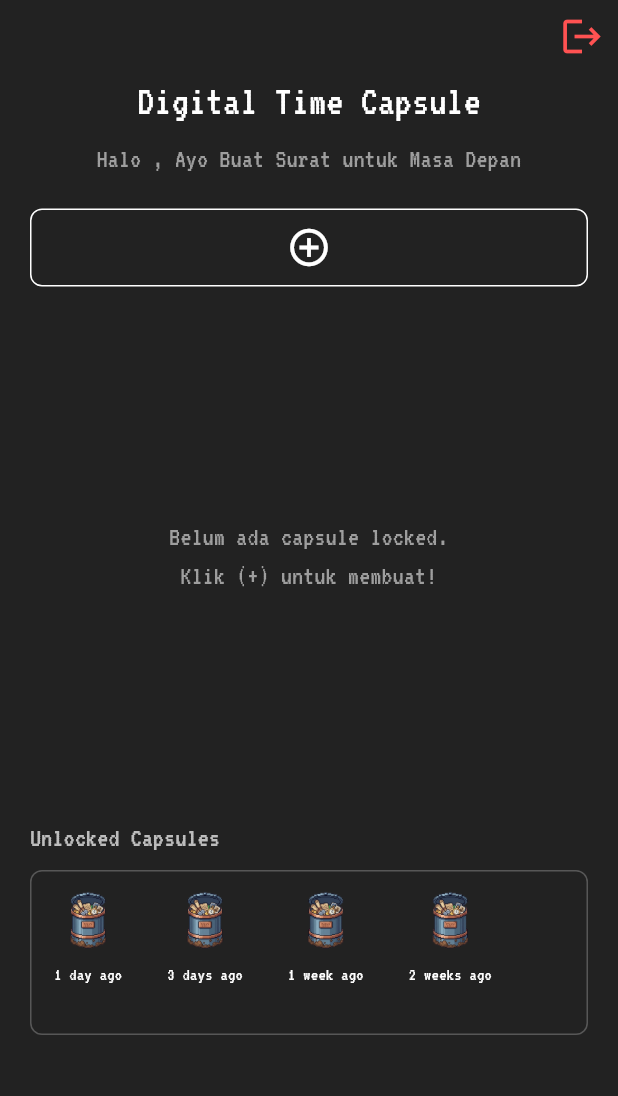
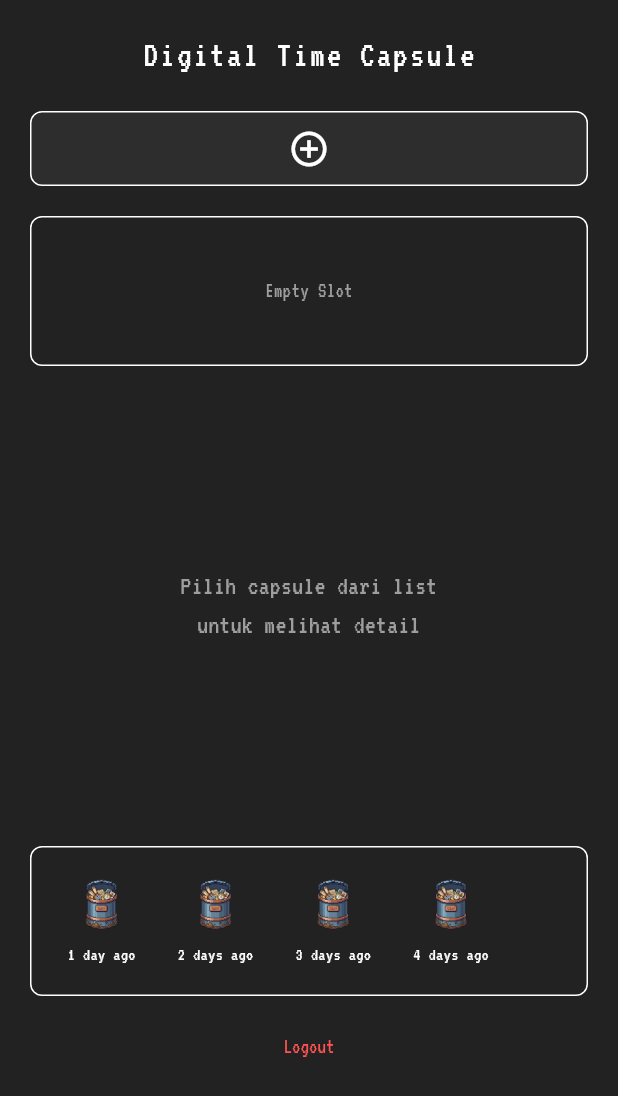
Before and after one commit to hafanza/digital_time_capsule, a Flutter app: the HomeScreen screen opened directly with empty values, on a phone screen of 412 x 824 dp. Shown: the top 1096 px of the screen. Run offline on Flutter 3.47's test engine with Material 3 defaults, Android fonts, the phone set to English and light mode, and no system bars.

Commit message:
home update

```diff
--- a/lib/home_screen.dart
+++ b/lib/home_screen.dart
@@ -1,6 +1,6 @@
 import 'create_capsule_screen.dart';
 import 'edit_capsule_screen.dart';
-import 'login_screen.dart'; // Import login untuk logout
+import 'login_screen.dart';
 import 'package:flutter/material.dart';
 
 class HomeScreen extends StatefulWidget {
@@ -13,45 +13,46 @@ class HomeScreen extends StatefulWidget {
 }
 
 class _HomeScreenState extends State<HomeScreen> {
-  final List<Map<String, String>> myCapsules = [];
+  // --- DATA DUMMY ---
+  // List Locked (Masa Depan) - Mulai kosong, nanti diisi via Add
+  final List<Map<String, String>> lockedCapsules = [];
 
+  // List Unlocked (Masa Lalu) - Data dummy sesuai request
   final List<Map<String, String>> unlockedHistory = [
-    {"time": "1 day ago", "image": "assets/asset6.png"},
-    {"time": "3 days ago", "image": "assets/asset6.png"},
-    {"time": "1 week ago", "image": "assets/asset6.png"},
-    {"time": "2 weeks ago", "image": "assets/asset6.png"},
+    {"time": "1 day ago", "image": "assets/asset6.png", "status": "Unlocked"},
+    {"time": "2 days ago", "image": "assets/asset6.png", "status": "Unlocked"},
+    {"time": "3 days ago", "image": "assets/asset6.png", "status": "Unlocked"},
+    {"time": "4 days ago", "image": "assets/asset6.png", "status": "Unlocked"},
   ];
+
+  // --- STATE SELECTION ---
+  // -1 artinya tidak ada yang dipilih
+  int _selectedLockedIndex = -1;
+  int _selectedUnlockedIndex = -1;
 
   @override
   Widget build(BuildContext context) {
-    String cleanName = widget.username.replaceAll('@', '');
-
     return Scaffold(
       backgroundColor: const Color(0xFF222222),
       body: SafeArea(
         child: SingleChildScrollView(
+          child: Padding(
+            padding: const EdgeInsets.all(20.0),
             child: Column(
               children: [
-              // --- TOMBOL LOGOUT ---
-              Align(
-                alignment: Alignment.topRight,
-                child: IconButton(
-                  icon: const Icon(Icons.logout, color: Colors.redAccent, size: 30),
-                  onPressed: () => _showLogoutDialog(context),
-                ),
-              ),
+                // 1. Header Title
                 const Text(
                   'Digital Time Capsule',
-                style: TextStyle(fontSize: 28, color: Colors.white, fontFamily: 'VT323'),
+                  style: TextStyle(
+                    fontSize: 24,
+                    color: Colors.white,
+                    fontFamily: 'VT323',
+                    letterSpacing: 1.5,
                   ),
-              const SizedBox(height: 5),
-              Text(
-                "Halo $cleanName, Ayo Buat Surat untuk Masa Depan",
-                textAlign: TextAlign.center,
-                style: const TextStyle(fontSize: 18, color: Colors.grey, fontFamily: 'VT323'),
                 ),
                 const SizedBox(height: 20),
 
+                // 2. Tombol Add (+) Besar
                 GestureDetector(
                   onTap: () async {
                     final result = await Navigator.push(
@@ -59,75 +60,307 @@ class _HomeScreenState extends State<HomeScreen> {
                       MaterialPageRoute(builder: (context) => const CreateCapsuleScreen()),
                     );
                     if (result != null) {
-                    setState(() { myCapsules.add(result); });
+                      setState(() {
+                        lockedCapsules.add(result);
+                        // Otomatis pilih item yang baru dibuat
+                        _selectedLockedIndex = lockedCapsules.length - 1;
+                        _selectedUnlockedIndex = -1; // Reset pilihan bawah
+                      });
                     }
                   },
                   child: Container(
-                  margin: const EdgeInsets.symmetric(horizontal: 20),
                     width: double.infinity,
-                  padding: const EdgeInsets.all(10),
+                    height: 50,
+                    decoration: BoxDecoration(
+                      color: const Color(0xFF2D2D2D),
+                      border: Border.all(color: Colors.white),
+                      borderRadius: BorderRadius.circular(8),
+                    ),
+                    child: const Center(
+                      child: Icon(Icons.add_circle_outline, color: Colors.white, size: 28),
+                    ),
+                  ),
+                ),
+
+                const SizedBox(height: 20),
+
+                // 3. List Atas: LOCKED CAPSULES
+                Container(
+                  height: 100,
+                  padding: const EdgeInsets.symmetric(vertical: 10),
                   decoration: BoxDecoration(
                     border: Border.all(color: Colors.white),
                     borderRadius: BorderRadius.circular(8),
                   ),
-                  child: const Icon(Icons.add_circle_outline, color: Colors.white, size: 30),
-                ),
-              ),
-
-              const SizedBox(height: 40),
-
-              if (myCapsules.length > 2)
-                const Padding(
-                  padding: EdgeInsets.only(bottom: 15),
-                  child: Text(
-                    "Geser untuk melihat koleksi",
-                    style: TextStyle(color: Colors.grey, fontFamily: 'VT323', fontSize: 14),
-                  ),
-                )
-              else
-                const SizedBox(height: 15),
-
-              SizedBox(
-                height: 250,
-                child: myCapsules.isEmpty
-                    ? Center(
-                  child: Text(
-                    "Belum ada capsule locked.\nKlik (+) untuk membuat!",
-                    textAlign: TextAlign.center,
-                    style: TextStyle(color: Colors.grey, fontFamily: 'VT323', fontSize: 18),
-                  ),
-                )
+                  child: lockedCapsules.isEmpty
+                      ? const Center(child: Text("Empty Slot", style: TextStyle(color: Colors.grey, fontFamily: 'VT323')))
                       : ListView.builder(
                     scrollDirection: Axis.horizontal,
-                  itemCount: myCapsules.length,
-                  padding: const EdgeInsets.symmetric(horizontal: 20),
+                    itemCount: lockedCapsules.length,
+                    padding: const EdgeInsets.symmetric(horizontal: 10),
                     itemBuilder: (context, index) {
-                    return _buildMainCapsuleCard(index);
+                      bool isSelected = _selectedLockedIndex == index;
+                      return GestureDetector(
+                        onTap: () {
+                          setState(() {
+                            _selectedLockedIndex = index;
+                            _selectedUnlockedIndex = -1; // Matikan seleksi bawah
+                          });
+                        },
+                        child: _buildSmallCapsuleItem(
+                            lockedCapsules[index],
+                            isSelected,
+                            "Locked"
+                        ),
+                      );
                     },
                   ),
                 ),
 
-              const SizedBox(height: 50),
-              _buildUnlockedHistoryList(),
                 const SizedBox(height: 20),
+
+                // 4. PREVIEW AREA (TENGAH)
+                SizedBox(
+                  height: 280, // Tinggi area preview
+                  child: _buildPreviewArea(),
+                ),
+
+                const SizedBox(height: 20),
+
+                // 5. List Bawah: UNLOCKED HISTORY
+                Container(
+                  height: 100,
+                  padding: const EdgeInsets.symmetric(vertical: 10),
+                  decoration: BoxDecoration(
+                    border: Border.all(color: Colors.white),
+                    borderRadius: BorderRadius.circular(8),
+                  ),
+                  child: ListView.builder(
+                    scrollDirection: Axis.horizontal,
+                    itemCount: unlockedHistory.length,
+                    padding: const EdgeInsets.symmetric(horizontal: 10),
+                    itemBuilder: (context, index) {
+                      bool isSelected = _selectedUnlockedIndex == index;
+                      return GestureDetector(
+                        onTap: () {
+                          setState(() {
+                            _selectedUnlockedIndex = index;
+                            _selectedLockedIndex = -1; // Matikan seleksi atas
+                          });
+                        },
+                        child: _buildSmallCapsuleItem(
+                            unlockedHistory[index],
+                            isSelected,
+                            "Unlocked" // Label bawah item
+                        ),
+                      );
+                    },
+                  ),
+                ),
+
+                // Tombol Logout Kecil di bawah (Opsional)
+                const SizedBox(height: 10),
+                TextButton(
+                  onPressed: () => _showLogoutDialog(context),
+                  child: const Text("Logout", style: TextStyle(color: Colors.redAccent, fontFamily: 'VT323')),
+                )
               ],
+            ),
           ),
         ),
       ),
     );
   }
 
-  // --- FUNGSI LOGOUT DIALOG ---
+  // --- WIDGET HELPER: Item Kecil di List Atas/Bawah ---
+  Widget _buildSmallCapsuleItem(Map<String, String> data, bool isSelected, String type) {
+    return Container(
+      margin: const EdgeInsets.symmetric(horizontal: 8),
+      padding: const EdgeInsets.all(5),
+      decoration: BoxDecoration(
+        color: isSelected ? const Color(0xFF444444) : Colors.transparent, // Highlight selection
+        border: isSelected ? Border.all(color: Colors.white) : Border.all(color: Colors.transparent),
+        borderRadius: BorderRadius.circular(8),
+      ),
+      child: Column(
+        mainAxisAlignment: MainAxisAlignment.center,
+        children: [
+          Image.asset(data['image'] ?? 'assets/asset6.png', width: 40),
+          const SizedBox(height: 5),
+          Text(
+            data['time'] ?? '?',
+            style: const TextStyle(color: Colors.white, fontSize: 12, fontFamily: 'VT323'),
+          ),
+        ],
+      ),
+    );
+  }
+
+  // --- WIDGET HELPER: Area Preview Tengah ---
+  Widget _buildPreviewArea() {
+    // 1. Tentukan data mana yang mau ditampilkan
+    Map<String, String>? activeData;
+    bool isLocked = false;
+    int activeIndex = -1;
+
+    if (_selectedLockedIndex != -1 && lockedCapsules.isNotEmpty) {
+      activeData = lockedCapsules[_selectedLockedIndex];
+      isLocked = true;
+      activeIndex = _selectedLockedIndex;
+    } else if (_selectedUnlockedIndex != -1 && unlockedHistory.isNotEmpty) {
+      activeData = unlockedHistory[_selectedUnlockedIndex];
+      isLocked = false;
+      activeIndex = _selectedUnlockedIndex;
+    }
+
+    // 2. Jika belum ada yang dipilih
+    if (activeData == null) {
+      return const Center(
+        child: Text(
+          "Pilih capsule dari list\nuntuk melihat detail",
+          textAlign: TextAlign.center,
+          style: TextStyle(color: Colors.grey, fontFamily: 'VT323', fontSize: 18),
+        ),
+      );
+    }
+
+    // 3. Tampilkan Preview
+    return Column(
+      mainAxisAlignment: MainAxisAlignment.center,
+      children: [
+        // Baris Icon Edit & Delete
+        Row(
+          mainAxisAlignment: MainAxisAlignment.spaceBetween,
+          children: [
+            // Icon Edit (Hanya muncul jika Locked)
+            isLocked
+                ? IconButton(
+              icon: const Icon(Icons.edit, color: Colors.white),
+              onPressed: () => _editCapsule(activeIndex),
+            )
+                : const SizedBox(width: 48), // Spacer dummy agar layout seimbang
+
+            // Gambar Besar Tengah
+            Container(
+              decoration: BoxDecoration(
+                  shape: BoxShape.circle,
+                  boxShadow: [
+                    BoxShadow(color: Colors.blueAccent.withOpacity(0.2), blurRadius: 20, spreadRadius: 5)
+                  ]
+              ),
+              child: Image.asset(activeData['image']!, width: 120),
+            ),
+
+            // Icon Delete
+            IconButton(
+              icon: const Icon(Icons.delete, color: Colors.redAccent),
+              onPressed: () => _showDeleteDialog(context, activeIndex, isLocked),
+            ),
+          ],
+        ),
+
+        const SizedBox(height: 20),
+
+        // Text Status Utama
+        Text(
+          isLocked ? "Locked" : "Unlocked",
+          style: const TextStyle(
+              color: Colors.white,
+              fontSize: 28,
+              fontFamily: 'VT323',
+              fontWeight: FontWeight.bold
+          ),
+        ),
+
+        const SizedBox(height: 15),
+
+        // Kotak Status Waktu
+        Container(
+          padding: const EdgeInsets.symmetric(horizontal: 25, vertical: 12),
+          decoration: BoxDecoration(
+            border: Border.all(color: Colors.white),
+            borderRadius: BorderRadius.circular(4), // Kotak tegas pixel art style
+          ),
+          child: Text(
+            isLocked
+                ? "${activeData['time']} Remaining" // Misal: "2 Days Remaining"
+                : "Opened ${activeData['time']}",   // Misal: "Opened 1 day ago"
+            style: const TextStyle(color: Colors.white, fontSize: 16, fontFamily: 'VT323'),
+          ),
+        ),
+      ],
+    );
+  }
+
+  // --- LOGIC: Edit Capsule ---
+  void _editCapsule(int index) async {
+    final capsule = lockedCapsules[index];
+    final updatedData = await Navigator.push(
+      context,
+      MaterialPageRoute(
+        builder: (context) => EditCapsuleScreen(
+          initialMessage: capsule['message'] ?? "",
+          initialDate: capsule['time'] ?? "",
+        ),
+      ),
+    );
+
+    if (updatedData != null) {
+      setState(() {
+        lockedCapsules[index] = {
+          "status": "Locked",
+          "time": updatedData['time'],
+          "message": updatedData['message'],
+          "image": capsule['image']!, // Pertahankan gambar lama
+        };
+      });
+    }
+  }
+
+  // --- LOGIC: Delete Dialog ---
+  void _showDeleteDialog(BuildContext context, int index, bool isLockedList) {
+    showDialog(
+      context: context,
+      builder: (BuildContext context) {
+        return AlertDialog( // Menggunakan AlertDialog bawaan biar simple, bisa diganti custom
+          backgroundColor: const Color(0xFF333333),
+          shape: RoundedRectangleBorder(side: const BorderSide(color: Colors.white), borderRadius: BorderRadius.circular(8)),
+          title: const Text("Delete?", style: TextStyle(color: Colors.white, fontFamily: 'VT323')),
+          content: const Text("Hapus capsule ini selamanya?", style: TextStyle(color: Colors.grey, fontFamily: 'VT323')),
+          actions: [
+            TextButton(
+              child: const Text("Batal", style: TextStyle(color: Colors.white, fontFamily: 'VT323')),
+              onPressed: () => Navigator.pop(context),
+            ),
+            TextButton(
+              child: const Text("Hapus", style: TextStyle(color: Colors.red, fontFamily: 'VT323')),
+              onPressed: () {
+                setState(() {
+                  if (isLockedList) {
+                    lockedCapsules.removeAt(index);
+                    _selectedLockedIndex = -1; // Reset selection
+                  } else {
+                    unlockedHistory.removeAt(index); // Opsional: jika history bisa dihapus
+                    _selectedUnlockedIndex = -1;
+                  }
+                });
+                Navigator.pop(context);
+              },
+            ),
+          ],
+        );
+      },
+    );
+  }
+
+  // --- LOGIC: Logout ---
   void _showLogoutDialog(BuildContext context) {
     showDialog(
       context: context,
       builder: (context) => AlertDialog(
         backgroundColor: const Color(0xFF333333),
-        shape: RoundedRectangleBorder(
-            side: const BorderSide(color: Colors.white, width: 2),
-            borderRadius: BorderRadius.circular(10)),
-        title: const Text("Logout", style: TextStyle(color: Colors.white, fontFamily: 'VT323')),
-        content: const Text("Apakah kamu yakin ingin keluar?", style: TextStyle(color: Colors.white, fontFamily: 'VT323')),
+        shape: RoundedRectangleBorder(side: const BorderSide(color: Colors.white), borderRadius: BorderRadius.circular(8)),
+        content: const Text("Yakin ingin logout?", style: TextStyle(color: Colors.white, fontFamily: 'VT323', fontSize: 18)),
         actions: [
           TextButton(
             onPressed: () => Navigator.pop(context),
@@ -147,146 +380,4 @@ class _HomeScreenState extends State<HomeScreen> {
       ),
     );
   }
-
-  Widget _buildMainCapsuleCard(int index) {
-    var capsule = myCapsules[index];
-    return Container(
-      width: 250,
-      margin: const EdgeInsets.only(right: 20),
-      decoration: BoxDecoration(
-        color: const Color(0xFF2D2D2D),
-        borderRadius: BorderRadius.circular(15),
-        border: Border.all(color: Colors.white10),
-      ),
-      child: Column(
-        mainAxisAlignment: MainAxisAlignment.center,
-        children: [
-          Row(
-            mainAxisAlignment: MainAxisAlignment.spaceEvenly,
-            children: [
-              GestureDetector(
-                onTap: () async {
-                  final updatedData = await Navigator.push(
-                    context,
-                    MaterialPageRoute(
-                      builder: (context) => EditCapsuleScreen(
-                        initialMessage: capsule['message'] ?? "",
-                        initialDate: capsule['time'] ?? "",
-                      ),
-                    ),
-                  );
-                  if (updatedData != null) {
-                    setState(() {
-                      myCapsules[index] = {
-                        "status": "Locked",
-                        "time": updatedData['time'],
-                        "message": updatedData['message'],
-                        "image": "assets/asset5.png",
-                      };
-                    });
 }
-                },
-                child: Image.asset('assets/asset3.png', width: 35),
-              ),
-              Image.asset(capsule['image']!, width: 90),
-              GestureDetector(
-                onTap: () => _showDeleteDialog(context, index),
-                child: Image.asset('assets/asset4.png', width: 35),
-              ),
-            ],
-          ),
-          const SizedBox(height: 15),
-          const Text("Locked", style: TextStyle(color: Colors.white, fontSize: 22, fontFamily: 'VT323')),
-          const SizedBox(height: 5),
-          Container(
-            padding: const EdgeInsets.symmetric(horizontal: 15, vertical: 5),
-            decoration: BoxDecoration(border: Border.all(color: Colors.white54)),
-            child: Text(capsule['time']!, style: const TextStyle(color: Colors.white, fontSize: 16, fontFamily: 'VT323')),
-          ),
-        ],
-      ),
-    );
-  }
-
-  Widget _buildUnlockedHistoryList() {
-    return Column(
-      crossAxisAlignment: CrossAxisAlignment.start,
-      children: [
-        const Padding(
-          padding: EdgeInsets.only(left: 20, bottom: 8),
-          child: Text("Unlocked Capsules", style: TextStyle(color: Colors.white70, fontFamily: 'VT323', fontSize: 18)),
-        ),
-        Container(
-          height: 110,
-          margin: const EdgeInsets.symmetric(horizontal: 20),
-          padding: const EdgeInsets.symmetric(vertical: 10),
-          decoration: BoxDecoration(
-            border: Border.all(color: Colors.white24),
-            borderRadius: BorderRadius.circular(8),
-          ),
-          child: ListView.builder(
-            scrollDirection: Axis.horizontal,
-            itemCount: unlockedHistory.length,
-            itemBuilder: (context, index) {
-              return Padding(
-                padding: const EdgeInsets.symmetric(horizontal: 15),
-                child: Column(
-                  children: [
-                    Image.asset(unlockedHistory[index]['image']!, width: 45),
-                    const SizedBox(height: 5),
-                    Text(unlockedHistory[index]['time']!, style: const TextStyle(color: Colors.white, fontSize: 12, fontFamily: 'VT323')),
-                  ],
-                ),
-              );
-            },
-          ),
-        ),
-      ],
-    );
-  }
-
-  void _showDeleteDialog(BuildContext context, int index) {
-    showDialog(
-      context: context,
-      builder: (BuildContext context) {
-        return Dialog(
-          backgroundColor: const Color(0xFF333333),
-          shape: RoundedRectangleBorder(
-            side: const BorderSide(color: Colors.white, width: 2),
-            borderRadius: BorderRadius.circular(10),
-          ),
-          child: Padding(
-            padding: const EdgeInsets.all(20.0),
-            child: Column(
-              mainAxisSize: MainAxisSize.min,
-              children: [
-                const Text("Hapus Capsule Ini ??", style: TextStyle(color: Colors.white, fontSize: 20, fontFamily: 'VT323', decoration: TextDecoration.underline)),
-                const SizedBox(height: 20),
-                Image.asset('assets/asset5.png', width: 80),
-                const SizedBox(height: 30),
-                Row(
-                  mainAxisAlignment: MainAxisAlignment.spaceEvenly,
-                  children: [
-                    ElevatedButton(
-                      style: ElevatedButton.styleFrom(backgroundColor: const Color(0xFF555555)),
-                      onPressed: () => Navigator.pop(context),
-                      child: const Text("Batal", style: TextStyle(color: Colors.white, fontFamily: 'VT323')),
-                    ),
-                    ElevatedButton(
-                      style: ElevatedButton.styleFrom(backgroundColor: Colors.red),
-                      onPressed: () {
-                        setState(() { myCapsules.removeAt(index); });
-                        Navigator.pop(context);
-                      },
-                      child: const Text("Hapus", style: TextStyle(color: Colors.white, fontFamily: 'VT323')),
-                    ),
-                  ],
-                )
-              ],
-            ),
-          ),
-        );
-      },
-    );
-  }
-}
```
Lines whose indentation alone changed are shown as unchanged.
